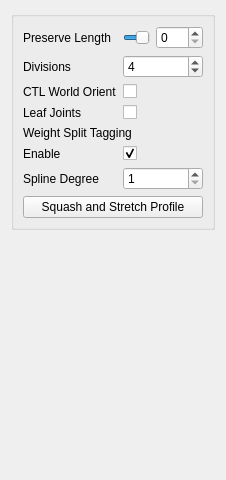
This is shifter/components/y_spine_01/settingsUI.ui in SteveDunn720/y-rig as Qt 5 draws it before an edit. The edited form follows.
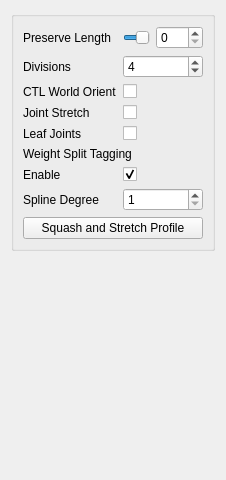
This is the edited form.

Commit message: add option to remove joint stretch on spine

What changed in the file:
```diff
--- a/shifter/components/y_spine_01/settingsUI.ui
+++ b/shifter/components/y_spine_01/settingsUI.ui
@@ -116,21 +116,21 @@
         </property>
        </widget>
       </item>
-      <item row="3" column="0">
+      <item row="4" column="0">
        <widget class="QLabel" name="leafJoints_label">
         <property name="text">
          <string>Leaf Joints</string>
         </property>
        </widget>
       </item>
-      <item row="3" column="1">
+      <item row="4" column="1">
        <widget class="QCheckBox" name="leafJoints_checkBox">
         <property name="text">
          <string/>
         </property>
        </widget>
       </item>
-      <item row="4" column="0" colspan="2">
+      <item row="5" column="0" colspan="2">
        <widget class="QLabel" name="weight_split_tagging_label">
         <property name="text">
          <string>Weight Split Tagging</string>
@@ -140,14 +140,14 @@
         </property>
        </widget>
       </item>
-      <item row="7" column="0" colspan="2">
+      <item row="8" column="0" colspan="2">
        <widget class="QPushButton" name="squashStretchProfile_pushButton">
         <property name="text">
          <string>Squash and Stretch Profile</string>
         </property>
        </widget>
       </item>
-      <item row="5" column="0">
+      <item row="6" column="0">
        <widget class="QLabel" name="weight_split_enable_label">
         <property name="toolTip">
          <string>When enabled the component's joints will be tagged to have metadata for automatic skin weight splitting.</string>
@@ -157,7 +157,7 @@
         </property>
        </widget>
       </item>
-      <item row="5" column="1">
+      <item row="6" column="1">
        <widget class="QCheckBox" name="weight_split_enable_checkBox">
         <property name="toolTip">
          <string>When enabled the component's joints will be tagged to have metadata for automatic skin weight splitting.</string>
@@ -170,7 +170,7 @@
         </property>
        </widget>
       </item>
-      <item row="6" column="0">
+      <item row="7" column="0">
        <widget class="QLabel" name="spline_degree_label">
         <property name="toolTip">
          <string>This corresponds to the degree of the spline used for the skin weight splitting. A higher value will result in a &quot;smoother&quot; weight split. A value of one is a linear spline, 2 quadratic, etc.</string>
@@ -180,7 +180,7 @@
         </property>
        </widget>
       </item>
-      <item row="6" column="1">
+      <item row="7" column="1">
        <widget class="QSpinBox" name="spline_degree_spinBox">
         <property name="sizePolicy">
          <sizepolicy hsizetype="Expanding" vsizetype="Fixed">
@@ -199,6 +199,29 @@
         </property>
        </widget>
       </item>
+      <item row="3" column="0">
+       <widget class="QLabel" name="joint_stretch_label">
+        <property name="toolTip">
+         <string>When enabled the joints along the spine will scale with the curve tangent. When False the scale along the spline will be interpolated as usual.</string>
+        </property>
+        <property name="text">
+         <string>Joint Stretch</string>
+        </property>
+       </widget>
+      </item>
+      <item row="3" column="1">
+       <widget class="QCheckBox" name="joint_stretch_checkBox">
+        <property name="enabled">
+         <bool>true</bool>
+        </property>
+        <property name="toolTip">
+         <string>When enabled the joints along the spine will scale with the curve tangent. When False the scale along the spline will be interpolated as usual.</string>
+        </property>
+        <property name="text">
+         <string/>
+        </property>
+       </widget>
+      </item>
      </layout>
     </widget>
    </item>
```
The commit also changes 3 other files.
